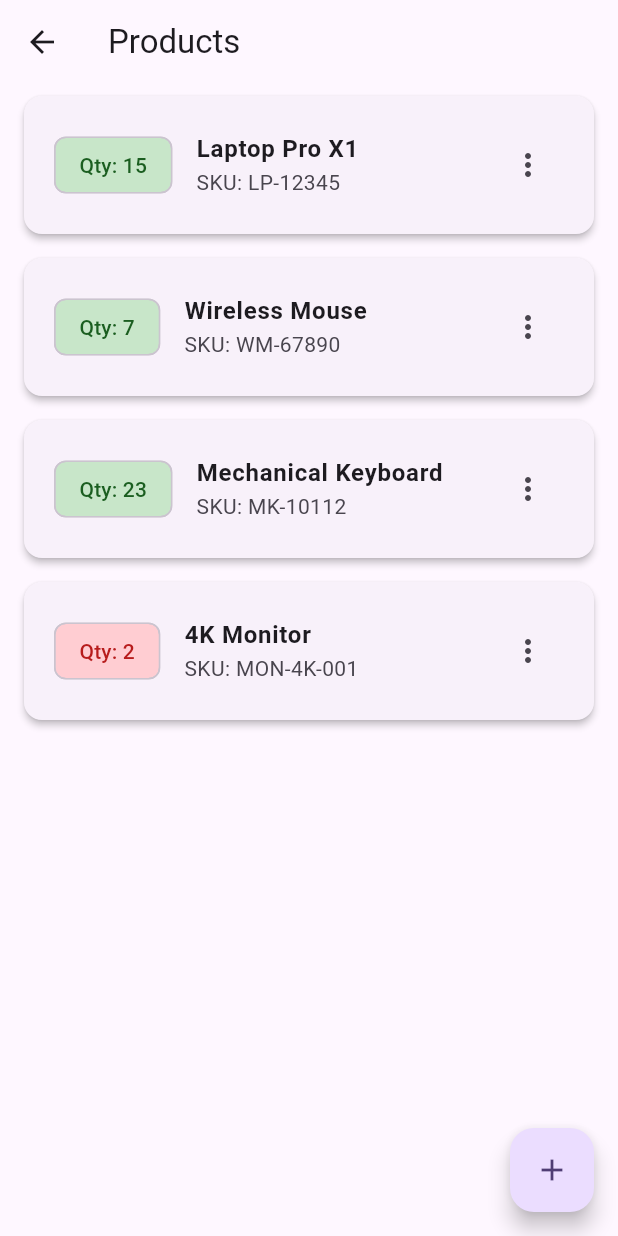
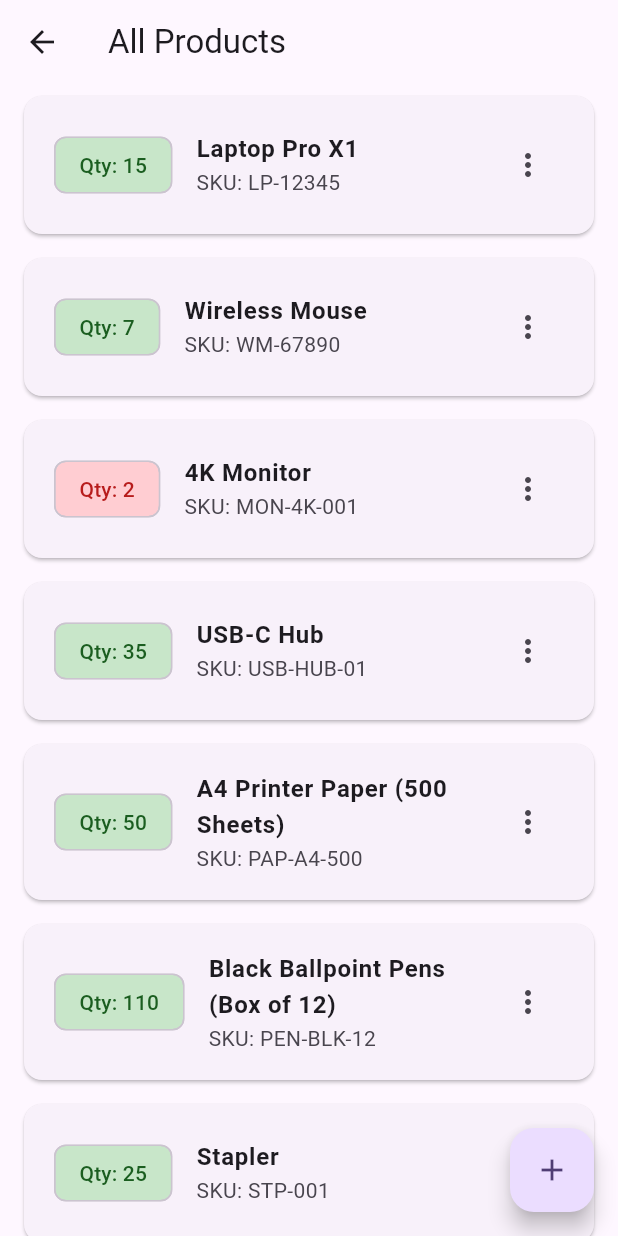
Before and after one commit to Azrof88/flutter-inventory-app, a Flutter app: the AdminDashboardScreen widget shown alone on an empty page, opened directly, in the side drawer, after a tap on "Products", on a phone screen of 412 x 824 dp. Run offline on Flutter 3.47's test engine with Material 3 defaults, Android fonts, the light colour scheme and no system bars; our stand-ins replace cloud_firestore, fl_chart, shared_preferences; accounts and stored records are empty; network calls fail.

Commit message:
feat: Implement smart product forms and centralized dummy data

```diff
--- /dev/null
+++ b/lib/data/models/dummy_category_model.dart
@@ -0,0 +1,22 @@
+import 'package:flutter/material.dart';
+
+// --- AZROF-NOTE: This is a temporary data model for UI development. ---
+//
+// MUBIN-TODO: Your service layer will use this dummy model to provide data
+// to the UI before the database is connected.
+//
+// MEHEDI-TODO: Your task will be to eventually replace every usage of this
+// `DummyCategory` class with your real, permanent `Category` model that will
+// live in `lib/data/models/category_model.dart` and will include methods for
+// converting data to and from Firestore.
+class DummyCategory {
+  final String id;
+  final String name;
+  final Color color;
+
+  const DummyCategory({
+    required this.id,
+    required this.name,
+    required this.color,
+  });
+}
--- /dev/null
+++ b/lib/data/models/dummy_data.dart
@@ -0,0 +1,46 @@
+import 'package:flutter/material.dart';
+import 'dummy_category_model.dart';
+import 'dummy_product_model.dart';
+
+// --- A SINGLE SOURCE OF TRUTH FOR ALL DUMMY DATA ---
+// AZROF-NOTE: This file is the central repository for all our temporary data.
+// By having one source, we prevent bugs caused by different parts of the app
+// having inconsistent or different object instances in memory.
+
+// MUBIN-TODO: Your service layer (e.g., ProductService, CategoryService) will be
+// responsible for providing this data to the UI. Your dummy methods will read
+// directly from the static lists in this file. This acts as a simulation of your
+// future database connection.
+
+// MEHEDI-TODO: Your main task will be to make the service layer real. You will
+// replace all references to this `DummyData` class with live calls and streams
+// to your Firestore collections. Once all features are connected to Firebase,
+// this entire file can be deleted.
+
+class DummyData {
+  // This is the authoritative list of all categories.
+  // Every part of the app will use this exact list.
+  static const List<DummyCategory> categories = [
+    DummyCategory(id: 'cat1', name: 'Electronics', color: Colors.blue),
+    DummyCategory(id: 'cat2', name: 'Office Supplies', color: Color(0xFFFBC02D)),
+    DummyCategory(id: 'cat3', name: 'Furniture', color: Colors.pink),
+    DummyCategory(id: 'cat4', name: 'Accessories', color: Colors.green),
+  ];
+
+  // This is the authoritative list of all products.
+  static final List<DummyProduct> products = [
+    DummyProduct(name: 'Laptop Pro X1', sku: 'LP-12345', quantity: 15, categoryId: 'cat1'),
+    DummyProduct(name: 'Wireless Mouse', sku: 'WM-67890', quantity: 7, categoryId: 'cat1'),
+    DummyProduct(name: '4K Monitor', sku: 'MON-4K-001', quantity: 2, categoryId: 'cat1'),
+    DummyProduct(name: 'USB-C Hub', sku: 'USB-HUB-01', quantity: 35, categoryId: 'cat1'),
+
+    DummyProduct(name: 'A4 Printer Paper (500 Sheets)', sku: 'PAP-A4-500', quantity: 50, categoryId: 'cat2'),
+    DummyProduct(name: 'Black Ballpoint Pens (Box of 12)', sku: 'PEN-BLK-12', quantity: 110, categoryId: 'cat2'),
+    DummyProduct(name: 'Stapler', sku: 'STP-001', quantity: 25, categoryId: 'cat2'),
+
+    DummyProduct(name: 'Ergonomic Office Chair', sku: 'CHR-ERG-01', quantity: 12, categoryId: 'cat3'),
+    DummyProduct(name: 'Standing Desk', sku: 'DSK-STND-01', quantity: 5, categoryId: 'cat3'),
+
+    DummyProduct(name: 'Laptop Bag', sku: 'BAG-LAP-01', quantity: 20, categoryId: 'cat4'),
+  ];
+}
--- a/lib/data/models/dummy_product_model.dart
+++ b/lib/data/models/dummy_product_model.dart
@@ -1,8 +1,23 @@
-// AZROF-NOTE: This is a temporary class for UI development.
-// MUBIN/MEHEDI: You will replace this with the real Product model from `lib/data/models/`
+// --- AZROF-NOTE: This is a temporary data model for UI development. ---
+//
+// MUBIN-TODO: Your service layer (e.g., ProductService) will use this dummy
+// model to provide product data to the UI before the database is connected.
+// This acts as the "contract" for how product data should be shaped.
+//
+// MEHEDI-TODO: Your task will be to eventually replace every usage of this
+// `DummyProduct` class with your real, permanent `Product` model that will
+// live in `lib/data/models/product_model.dart`. The real model will include
+// methods for converting data to and from Firestore.
 class DummyProduct {
   final String name;
   final String sku;
   final int quantity;
-  DummyProduct({required this.name, required this.sku, required this.quantity});
+  final String categoryId;
+
+  DummyProduct({
+    required this.name,
+    required this.sku,
+    required this.quantity,
+    required this.categoryId,
+  });
 }
--- a/lib/screens/dashboard/admin_dashboard_screen.dart
+++ b/lib/screens/dashboard/admin_dashboard_screen.dart
@@ -60,7 +60,8 @@ class AdminDashboardScreen extends StatelessWidget {
           // We give the chart a fixed height to ensure it behaves predictably.
           SizedBox(
             height: 400,
-            child: CategoryPieChart(),
+            child: CategoryPieChart(userRole: UserRole.admin),
+
           ),
         ],
       ),
--- a/lib/screens/dashboard/staff_dashboard_screen.dart
+++ b/lib/screens/dashboard/staff_dashboard_screen.dart
@@ -56,7 +56,8 @@ class StaffDashboardScreen extends StatelessWidget {
           // We give the chart a fixed height to ensure it behaves predictably.
           SizedBox(
             height: 400,
-            child: CategoryPieChart(),
+            child: CategoryPieChart(userRole: UserRole.staff),
+
           ),
         ],
       ),
--- a/lib/screens/products/product_list_screen.dart
+++ b/lib/screens/products/product_list_screen.dart
@@ -1,41 +1,52 @@
 import 'package:flutter/material.dart';
 import '../../data/models/user_model.dart';
-import 'add_edit_product_screen.dart'; // <-- IMPORT THE NEW SCREEN
-import '../../data/models/dummy_product_model.dart'; // <-- USE THE SHARED MODEL
-import '../../widgets/update_stock_dialog.dart'; // <-- 1. IMPORT THE NEW DIALOG
-
-
+import '../../data/models/dummy_product_model.dart';
+import '../../data/models/dummy_category_model.dart';
+import '../../data/models/dummy_data.dart'; // <-- 1. IMPORT THE SINGLE SOURCE OF TRUTH
+import '../../widgets/update_stock_dialog.dart';
+import 'add_edit_product_screen.dart';
 
 class ProductListScreen extends StatelessWidget {
   final UserRole userRole;
+  // This optional parameter is the key to the filtering feature.
+  final DummyCategory? category;
 
-  const ProductListScreen({super.key, required this.userRole});
+  const ProductListScreen({
+    super.key,
+    required this.userRole,
+    this.category,
+  });
 
   @override
   Widget build(BuildContext context) {
-    // --- DUMMY DATA ---
-    // MEHEDI-TODO: This hardcoded list will be replaced by a real-time stream
-    // from your Firestore 'products' collection. You'll use a StreamBuilder here.
-    final List<DummyProduct> products = [
-      DummyProduct(name: 'Laptop Pro X1', sku: 'LP-12345', quantity: 15),
-      DummyProduct(name: 'Wireless Mouse', sku: 'WM-67890', quantity: 7),
-      DummyProduct(name: 'Mechanical Keyboard', sku: 'MK-10112', quantity: 23),
-      DummyProduct(name: '4K Monitor', sku: 'MON-4K-001', quantity: 2),
-    ];
+    // --- DATA HAND-OFF POINT FOR MUBIN & MEHEDI ---
+
+    // MUBIN-TODO: This filtering logic is a perfect example of what belongs in your
+    // business logic layer. Your task is to create a conditional logic in your ProductService.
+    // IF `category` is not null, you will call a new method: `getProductsByCategory(category!.id)`.
+    // ELSE (if `category` is null), you will call `getAllProducts()`.
+    // This screen will then call the appropriate service method to get its data.
+
+    // MEHEDI-TODO: Your task is to replace Mubin's methods with real Firestore queries.
+    // This will involve converting this screen to a StatefulWidget that uses a
+    // StreamBuilder. The StreamBuilder will conditionally apply a `.where()`
+    // clause to the Firestore query if a category filter is present.
+    final List<DummyProduct> productsToDisplay = category == null
+        ? DummyData.products
+        : DummyData.products.where((product) => product.categoryId == category!.id).toList();
 
     return Scaffold(
       appBar: AppBar(
-        title: const Text('Products'),
-        // The AppBar is styled consistently with the rest of the app
+        // --- DYNAMIC APPBAR TITLE ---
+        // The title now changes based on whether a filter has been applied.
+        title: Text(category == null ? 'All Products' : 'Products in: ${category!.name}'),
       ),
       body: ListView.builder(
-       itemCount: products.length,
+        itemCount: productsToDisplay.length,
         itemBuilder: (context, index) {
-          final product = products[index];
+          final product = productsToDisplay[index];
           return Card(
             margin: const EdgeInsets.symmetric(horizontal: 16, vertical: 8),
-            elevation: 2,
-            shape: RoundedRectangleBorder(borderRadius: BorderRadius.circular(12)),
             child: ListTile(
               contentPadding: const EdgeInsets.symmetric(horizontal: 20, vertical: 10),
               title: Text(product.name, style: const TextStyle(fontWeight: FontWeight.bold)),
@@ -45,46 +56,22 @@ class ProductListScreen extends StatelessWidget {
                 backgroundColor: product.quantity < 5 ? Colors.red.shade100 : Colors.green.shade100,
                 labelStyle: TextStyle(color: product.quantity < 5 ? Colors.red.shade900 : Colors.green.shade900),
               ),
-              // --- THE DEFINITIVE FIX: Use a PopupMenuButton ---
-              // This replaces the Row of icons with a single, clean "more options" button.
-              // This guarantees the layout will never overflow, regardless of how many actions we add.
               trailing: PopupMenuButton<String>(
                 onSelected: (value) {
-                  // This is where we handle the user's selection from the menu.
                   if (value == 'update_stock') {
-                    showDialog(
-                      context: context,
-                      builder: (BuildContext dialogContext) {
-                        return UpdateStockDialog(
-                          productName: product.name,
-                          currentQuantity: product.quantity,
-                        );
-                      },
-                    );
+                    showDialog(context: context, builder: (ctx) => UpdateStockDialog(productName: product.name, currentQuantity: product.quantity));
                   } else if (value == 'edit') {
-                    Navigator.of(context).push(MaterialPageRoute(builder: (context) => AddEditProductScreen(product: product)));
-                  } else if (value == 'delete') {
-                    // MUBIN-TODO: Implement the confirmation dialog logic here.
+                    Navigator.of(context).push(MaterialPageRoute(builder: (ctx) => AddEditProductScreen(product: product)));
                   }
+                  // MUBIN-TODO: Implement the logic for the 'delete' option here.
+                  // You should show a confirmation dialog. If the user confirms,
+                  // you will call a `deleteProduct(productId)` method in your ProductService.
                 },
                 itemBuilder: (BuildContext context) => <PopupMenuEntry<String>>[
-                  // These are the menu items that are visible to ALL roles.
-                  const PopupMenuItem<String>(
-                    value: 'update_stock',
-                    child: ListTile(leading: Icon(Icons.layers_outlined), title: Text('Update Stock')),
-                  ),
-                  const PopupMenuItem<String>(
-                    value: 'edit',
-                    child: ListTile(leading: Icon(Icons.edit), title: Text('Edit')),
-                  ),
-                  // This is the ADMIN-ONLY menu item.
-                  if (userRole == UserRole.admin)
-                    const PopupMenuDivider(), // A visual separator
-                  if (userRole == UserRole.admin)
-                    const PopupMenuItem<String>(
-                      value: 'delete',
-                      child: ListTile(leading: Icon(Icons.delete, color: Colors.red), title: Text('Delete', style: TextStyle(color: Colors.red))),
-                    ),
+                  const PopupMenuItem(value: 'update_stock', child: ListTile(leading: Icon(Icons.layers_outlined), title: Text('Update Stock'))),
+                  const PopupMenuItem(value: 'edit', child: ListTile(leading: Icon(Icons.edit), title: Text('Edit'))),
+                  if (userRole == UserRole.admin) const PopupMenuDivider(),
+                  if (userRole == UserRole.admin) const PopupMenuItem(value: 'delete', child: ListTile(leading: Icon(Icons.delete, color: Colors.red), title: Text('Delete', style: TextStyle(color: Colors.red)))),
                 ],
               ),
             ),
@@ -93,71 +80,16 @@ class ProductListScreen extends StatelessWidget {
       ),
       floatingActionButton: FloatingActionButton(
         onPressed: () {
+          // --- "SMART" NAVIGATION LOGIC ---
+          // When the user taps the '+' button, we pass the current category filter
+          // (which can be null) to the AddEditProductScreen. This allows the
+          // form to pre-select the category automatically.
           Navigator.of(context).push(
-            MaterialPageRoute(builder: (context) => const AddEditProductScreen()),
+            MaterialPageRoute(builder: (context) => AddEditProductScreen(category: category)),
           );
         },
         child: const Icon(Icons.add),
       ),
     );
   }
-
-  // This private method dynamically builds the action buttons.
-  // This is a clean way to separate the UI logic.
-  Widget _buildActionButtons(BuildContext context, DummyProduct product) {
-    return Row(
-      mainAxisSize: MainAxisSize.min,
-      children: [
-
-        // New button to open the stock update dialog
-        IconButton(
-          icon: const Icon(Icons.layers_outlined, color: Colors.grey),
-          tooltip: 'Update Stock',
-          onPressed: () {
-            // This is the function that shows our new dialog.
-            showDialog(
-              context: context,
-              builder: (BuildContext dialogContext) {
-                // We pass the product's name and current quantity to the dialog
-                // so it can display them and use them for validation.
-                return UpdateStockDialog(
-                  productName: product.name,
-                  currentQuantity: product.quantity,
-                );
-              },
-            );
-          },
-        ),
-        // --- UI VARIATION (Edit Button) ---
-        // This button is visible to all roles.
-        IconButton(
-          icon: const Icon(Icons.edit, color: Colors.blueAccent),
-          tooltip: 'Edit Product',
-          onPressed: () {
-            // Navigate to the screen in 'Edit' mode, passing the product data.
-            Navigator.of(context).push(
-              MaterialPageRoute(
-                builder: (context) => AddEditProductScreen(product: product),
-              ),
-            );
-          },
-        ),
-
-        // --- ROLE-BASED UI LOGIC (Subtask 1.2.2) ---
-        // This is the core of this feature. The widget is only built
-        // and added to the Row if the user is an admin.
-        if (userRole == UserRole.admin)
-          IconButton(
-            icon: const Icon(Icons.delete, color: Colors.redAccent),
-            tooltip: 'Delete Product',
-            onPressed: () {
-              // MUBIN-TODO: Implement the confirmation dialog logic here.
-              // When this is pressed, you should show a dialog asking "Are you sure?".
-              // If the user confirms, you will then call a method in the service
-              // to delete the product.
-            },
-          ),
-      ],
-    );
-  }
 }
--- a/lib/widgets/category_pie_chart.dart
+++ b/lib/widgets/category_pie_chart.dart
@@ -1,8 +1,12 @@
+import 'package:flutter/material.dart';
 import 'package:fl_chart/fl_chart.dart';
-import 'package:flutter/material.dart';
+import '../../data/models/user_model.dart';
+import '../../data/models/dummy_data.dart';
 
 class CategoryPieChart extends StatefulWidget {
-  const CategoryPieChart({super.key});
+  final UserRole userRole;
+
+  const CategoryPieChart({super.key, required this.userRole});
 
   @override
   State<CategoryPieChart> createState() => _CategoryPieChartState();
@@ -13,87 +17,85 @@ class _CategoryPieChartState extends State<CategoryPieChart> {
 
   @override
   Widget build(BuildContext context) {
+    // --- DATA HAND-OFF POINT FOR MUBIN & MEHEDI ---
+
+    // MUBIN-TODO: This data calculation logic is a perfect example of what belongs
+    // in your business logic layer. Your task is to create a new `DashboardService`
+    // (as a Singleton) and create a dummy method inside it, for example:
+    // `Future<Map<String, int>> getCategoryCounts()`.
+    // This method will perform the calculation below and return the map.
+    // This UI widget will then call your service to get the data.
+
+    // MEHEDI-TODO: Your task is to replace Mubin's dummy `getCategoryCounts()` method
+    // with a real-time stream from Firestore. You will need to fetch all documents
+    // from the 'products' collection and then perform this same grouping and counting
+    // logic in Dart to produce the live data for the chart.
+
+    final categoryCounts = <String, int>{};
+    for (var product in DummyData.products) {
+      categoryCounts[product.categoryId] =
+          (categoryCounts[product.categoryId] ?? 0) + 1;
+    }
+
+    final sections = DummyData.categories.map((category) {
+      final count = categoryCounts[category.id] ?? 0;
+      return PieChartSectionData(
+        color: category.color,
+        value: count.toDouble(),
+        title: count.toString(),
+        radius: 60,
+        titleStyle: const TextStyle(fontSize: 16, fontWeight: FontWeight.bold),
+      );
+    }).toList();
+
     return Card(
+      shape: RoundedRectangleBorder(borderRadius: BorderRadius.circular(16)),
       elevation: 4,
-      shape: RoundedRectangleBorder(borderRadius: BorderRadius.circular(16)),
       child: Padding(
-        padding: const EdgeInsets.all(20.0),
+        padding: const EdgeInsets.all(16.0),
         child: Column(
-          mainAxisSize: MainAxisSize.min,
-          crossAxisAlignment: CrossAxisAlignment.start,
           children: [
-            const Text(
-              'Products by Category',
-              style: TextStyle(
-                fontSize: 20,
-                fontWeight: FontWeight.bold,
+            Text(
+              "Product Categories (${widget.userRole.name})",
+              style: const TextStyle(
+                  fontSize: 18, fontWeight: FontWeight.bold),
+            ),
+            const SizedBox(height: 20),
+            Expanded(
+              child: PieChart(
+                PieChartData(
+                  sections: sections,
+                  sectionsSpace: 2,
+                  centerSpaceRadius: 40,
+                ),
               ),
             ),
             const SizedBox(height: 20),
-            SizedBox(
-              height: 250,
-              child: PieChart(
-                PieChartData(
-                  pieTouchData: PieTouchData(
-                    touchCallback: (FlTouchEvent event, pieTouchResponse) {
-                      setState(() {
-                        if (!event.isInterestedForInteractions ||
-                            pieTouchResponse == null ||
-                            pieTouchResponse.touchedSection == null) {
-                          touchedIndex = -1;
-                          return;
-                        }
-                        touchedIndex = pieTouchResponse.touchedSection!.touchedSectionIndex;
-                      });
-                    },
-                  ),
-                  borderData: FlBorderData(show: false),
-                  sectionsSpace: 2,
-                  centerSpaceRadius: 40,
-                  // The `sections` property is the key data source for this chart.
-                  // It calls the `showingSections()` method below to get its data.
-                  sections: showingSections(),
-                ),
-              ),
+
+            // This is the static legend. It's responsive because Wrap automatically
+            // creates new lines if the content is too wide for the screen.
+            Wrap(
+              spacing: 12,
+              runSpacing: 8,
+              alignment: WrapAlignment.center,
+              children: DummyData.categories.map((category) {
+                return Row(
+                  mainAxisSize: MainAxisSize.min,
+                  children: [
+                    Container(
+                      width: 12,
+                      height: 12,
+                      color: category.color,
+                    ),
+                    const SizedBox(width: 6),
+                    Text(category.name, style: const TextStyle(fontSize: 14)),
+                  ],
+                );
+              }).toList(),
             ),
           ],
         ),
       ),
     );
   }
-
-  // --- DATA HAND-OFF POINT FOR MUBIN & MEHEDI ---
-  List<PieChartSectionData> showingSections() {
-    // MUBIN-TODO: Your task is to create a method in your new `DashboardService`.
-    // This method, for example `getCategoryDistribution()`, will return a Map
-    // of dummy data, like: `{'Electronics': 40.0, 'Office': 30.0, ...}`.
-    // You will then write the logic here to transform that Map into the list of
-    // `PieChartSectionData` widgets that the chart needs to display.
-    // This is a key example of the business logic layer preparing data for the UI.
-
-    // MEHEDI-TODO: Your task is to replace Mubin's dummy `getCategoryDistribution`
-    // method with a real Firestore query. You will need to read all documents from the
-    // 'products' collection and group them by category to calculate the real percentages.
-    // The data you fetch will flow through Mubin's logic to dynamically build this chart.
-
-    // For now, as Azrof, I am providing hardcoded dummy data so the UI can be built and tested.
-    return List.generate(4, (i) {
-      final isTouched = i == touchedIndex;
-      final fontSize = isTouched ? 25.0 : 16.0;
-      final radius = isTouched ? 60.0 : 50.0;
-      const shadows = [Shadow(color: Colors.black, blurRadius: 2)];
-      switch (i) {
-        case 0:
-          return PieChartSectionData(color: Colors.blue.shade400, value: 40, title: '40%', radius: radius, titleStyle: TextStyle(fontSize: fontSize, fontWeight: FontWeight.bold, color: Colors.white, shadows: shadows));
-        case 1:
-          return PieChartSectionData(color: Colors.yellow.shade600, value: 30, title: '30%', radius: radius, titleStyle: TextStyle(fontSize: fontSize, fontWeight: FontWeight.bold, color: Colors.white, shadows: shadows));
-        case 2:
-          return PieChartSectionData(color: Colors.pink.shade300, value: 15, title: '15%', radius: radius, titleStyle: TextStyle(fontSize: fontSize, fontWeight: FontWeight.bold, color: Colors.white, shadows: shadows));
-        case 3:
-          return PieChartSectionData(color: Colors.green.shade400, value: 15, title: '15%', radius: radius, titleStyle: TextStyle(fontSize: fontSize, fontWeight: FontWeight.bold, color: Colors.white, shadows: shadows));
-        default:
-          throw Error();
-      }
-    });
-  }
 }
--- a/pubspec.yaml
+++ b/pubspec.yaml
@@ -16,7 +16,7 @@ dependencies:
   cupertino_icons: ^1.0.8
   shared_preferences: ^2.2.3
   fl_chart: ^0.68.0
-  intl: ^0.19.0 # Use the latest version
+  intl: ^0.19.0
 
 dev_dependencies:
   flutter_test:
```
Also changed, not shown: lib/screens/products/add_edit_product_screen.dart (+71 -49 lines).
